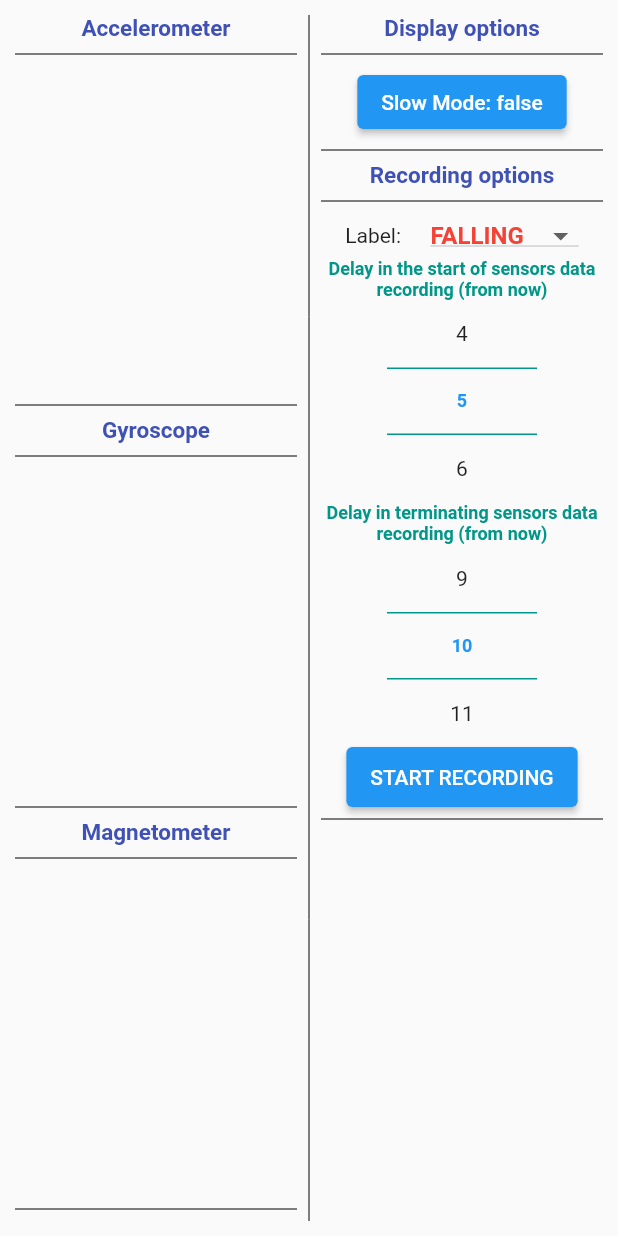
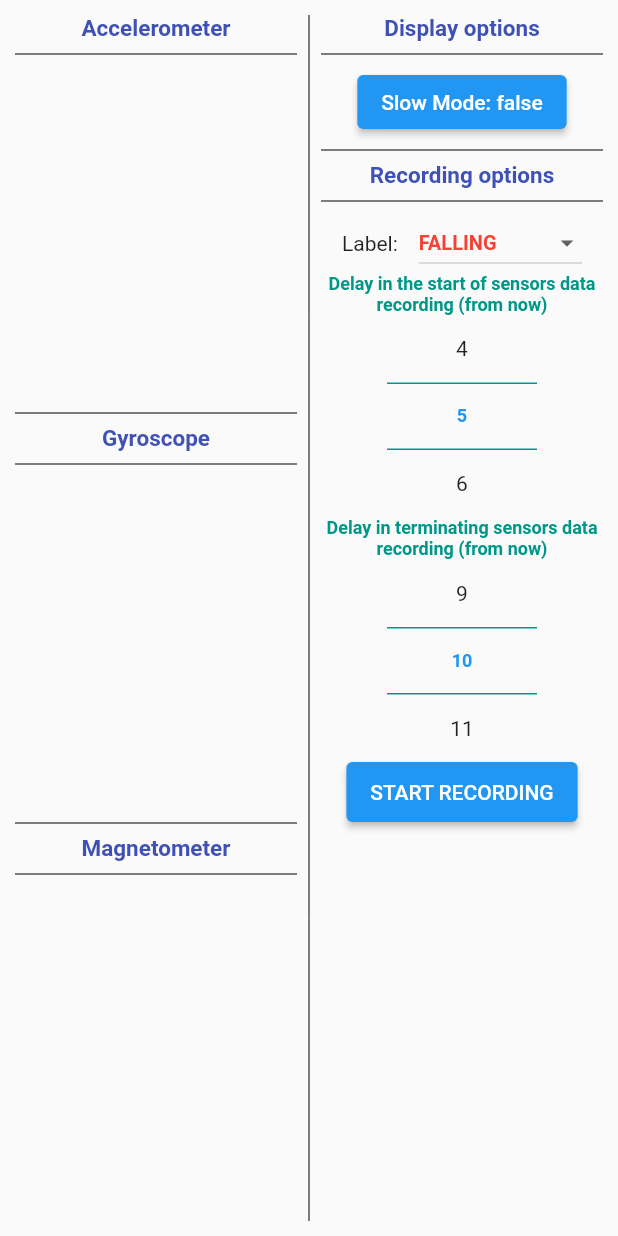
Before and after one commit to ItsMeLucifer/sensors-labeling, a Flutter app: the screen it shows after launch, on a phone screen of 412 x 824 dp. Run offline on Flutter 3.47's test engine with Material 2 defaults, Android fonts, the phone set to English and light mode, and no system bars; drawn by our look-alikes of numberpicker; our stand-ins replace flutter_riverpod, sensors_plus.

Commit message:
Minor display changes, Added new label

```diff
--- a/lib/view/widgets/sensors_info_display.dart
+++ b/lib/view/widgets/sensors_info_display.dart
@@ -27,13 +27,15 @@ class SensorsInfoDisplay extends ConsumerWidget {
           'Magnetometer',
           sensorsVM.magnetometerScrollController,
           sensorsVM.magnetometerValues,
+          noBottom: true,
         ),
       ],
     );
   }
 
   List<Widget> _buildSection(BuildContext context, String title,
-      ScrollController controller, List<List<double>> items) {
+      ScrollController controller, List<List<double>> items,
+      {bool noBottom = false}) {
     return [
       Text(
         title,
@@ -48,7 +50,7 @@ class SensorsInfoDisplay extends ConsumerWidget {
           items,
         ),
       ),
-      const Divider(),
+      if (!noBottom) const Divider(),
     ];
   }
 
--- a/lib/view/widgets/side_menu.dart
+++ b/lib/view/widgets/side_menu.dart
@@ -31,6 +31,7 @@ class SideMenu extends ConsumerWidget {
               context,
               'Recording options',
               _buildRecordingOptions(context, ref),
+              noBottom: true,
             ),
           if (sensorsVM.recordingState != RecordingState.stagnation)
             ..._buildRecordingStatus(context, ref),
@@ -39,7 +40,8 @@ class SideMenu extends ConsumerWidget {
     );
   }
 
-  List<Widget> _buildSection(BuildContext context, String name, Widget child) {
+  List<Widget> _buildSection(BuildContext context, String name, Widget child,
+      {bool noBottom = false}) {
     return [
       Text(
         name,
@@ -48,7 +50,7 @@ class SideMenu extends ConsumerWidget {
       ),
       const Divider(),
       child,
-      const Divider(),
+      if (!noBottom) const Divider(),
     ];
   }
 
@@ -57,12 +59,14 @@ class SideMenu extends ConsumerWidget {
     return Column(
       children: [
         SizedBox(
-          height: 30,
+          height: 40,
           child: Row(
             mainAxisAlignment: MainAxisAlignment.spaceEvenly,
             children: [
-              const Text('Label: '),
-              DropdownButton(
+              const Text('Label:'),
+              FittedBox(
+                fit: BoxFit.scaleDown,
+                child: DropdownButton(
                     value: sensorsVM.labels[sensorsVM.labelIndex],
                     items: sensorsVM.labels
                         .map(
@@ -82,6 +86,7 @@ class SideMenu extends ConsumerWidget {
                       if (value == null) return;
                       sensorsVM.labelIndex = sensorsVM.labels.indexOf(value);
                     }),
+              ),
             ],
           ),
         ),
--- a/lib/viewmodel/sensors_view_model.dart
+++ b/lib/viewmodel/sensors_view_model.dart
@@ -156,7 +156,7 @@ class SensorsViewModel extends ChangeNotifier {
         '/storage/emulated/0/Download/sensors_labeling_data/${labels[labelIndex]}/${DateTime.now().microsecondsSinceEpoch}.txt';
   }
 
-  List<String> labels = ['FALLING', 'CLIMBING', 'WALKING'];
+  List<String> labels = ['FALLING', 'CLIMBING', 'WALKING', 'SUCCESSFULL'];
 
   int labelIndex = 0;
 
```
Lines whose indentation alone changed are shown as unchanged.
